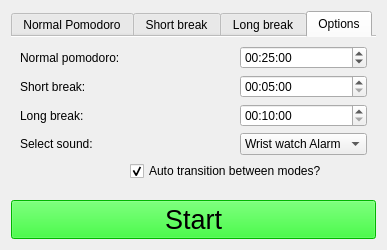
Qt form main_pomodoro.ui (mare5x/pomodoro) before a commit.
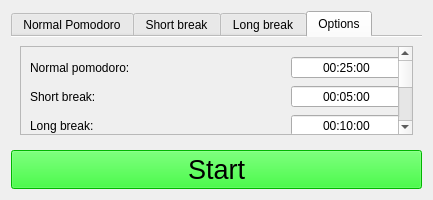
The same form after that commit. The open tabs and pages were chosen to show the change. Icons and pictures are not drawn.

Commit message: Changed options to use a scroll area. Connected options with code (timer notifications, minimize, delay).

The edit to the form file:
```diff
--- a/main_pomodoro.ui
+++ b/main_pomodoro.ui
@@ -9,10 +9,22 @@
    <rect>
     <x>0</x>
     <y>0</y>
-    <width>350</width>
-    <height>231</height>
+    <width>433</width>
+    <height>200</height>
    </rect>
   </property>
+  <property name="sizePolicy">
+   <sizepolicy hsizetype="Fixed" vsizetype="Fixed">
+    <horstretch>0</horstretch>
+    <verstretch>0</verstretch>
+   </sizepolicy>
+  </property>
+  <property name="minimumSize">
+   <size>
+    <width>433</width>
+    <height>200</height>
+   </size>
+  </property>
   <property name="windowTitle">
    <string>Simple Pomodoro</string>
   </property>
@@ -20,8 +32,23 @@
    <iconset resource="icons.qrc">
     <normaloff>:/Icons/tomato.png</normaloff>:/Icons/tomato.png</iconset>
   </property>
-  <layout class="QVBoxLayout" name="verticalLayout">
-   <item>
+  <layout class="QGridLayout" name="gridLayout_6">
+   <item row="2" column="0">
+    <widget class="QPushButton" name="timerButton">
+     <property name="font">
+      <font>
+       <pointsize>20</pointsize>
+      </font>
+     </property>
+     <property name="styleSheet">
+      <string notr="true">background-color: rgb(0, 255, 0);</string>
+     </property>
+     <property name="text">
+      <string>Start</string>
+     </property>
+    </widget>
+   </item>
+   <item row="1" column="0">
     <widget class="QTabWidget" name="tabWidget">
      <property name="currentIndex">
       <number>0</number>
@@ -121,25 +148,28 @@
        <string>Options</string>
       </attribute>
       <layout class="QGridLayout" name="gridLayout_5">
-       <item row="3" column="2">
-        <widget class="QTimeEdit" name="longTimeEdit">
-         <property name="time">
-          <time>
-           <hour>0</hour>
-           <minute>10</minute>
-           <second>0</second>
-          </time>
+       <item row="6" column="1">
+        <widget class="QScrollArea" name="optionsScrollArea">
+         <property name="horizontalScrollBarPolicy">
+          <enum>Qt::ScrollBarAlwaysOff</enum>
          </property>
-        </widget>
-       </item>
-       <item row="2" column="2">
-        <widget class="QTimeEdit" name="shortTimeEdit">
-         <property name="time">
-          <time>
-           <hour>0</hour>
-           <minute>5</minute>
-           <second>0</second>
-          </time>
+         <property name="widgetResizable">
+          <bool>true</bool>
+         </property>
+         <widget class="QWidget" name="scrollAreaWidgetContents">
+          <property name="geometry">
+           <rect>
+            <x>0</x>
+            <y>-140</y>
+            <width>378</width>
+            <height>234</height>
+           </rect>
+          </property>
+          <layout class="QGridLayout" name="gridLayout_7">
+           <item row="7" column="0">
+            <widget class="QLabel" name="label_4">
+             <property name="text">
+              <string>Select sound:</string>
          </property>
         </widget>
        </item>
@@ -157,35 +187,86 @@
          </property>
         </widget>
        </item>
-       <item row="1" column="2">
-        <widget class="QTimeEdit" name="normTimeEdit">
-         <property name="time">
-          <time>
-           <hour>0</hour>
-           <minute>25</minute>
-           <second>0</second>
-          </time>
-         </property>
-         <property name="currentSection">
-          <enum>QDateTimeEdit::MinuteSection</enum>
-         </property>
-        </widget>
-       </item>
-       <item row="3" column="0">
+           <item row="4" column="0">
         <widget class="QLabel" name="label_3">
          <property name="text">
           <string>Long break:</string>
          </property>
         </widget>
        </item>
-       <item row="4" column="0">
-        <widget class="QLabel" name="label_4">
+           <item row="11" column="0">
+            <widget class="QCheckBox" name="minimizeToTrayCheck">
          <property name="text">
-          <string>Select sound:</string>
-         </property>
-        </widget>
-       </item>
-       <item row="4" column="2">
+              <string>Minimize to tray</string>
+             </property>
+             <property name="checked">
+              <bool>true</bool>
+             </property>
+            </widget>
+           </item>
+           <item row="6" column="1">
+            <widget class="QTimeEdit" name="delayTime">
+             <property name="alignment">
+              <set>Qt::AlignCenter</set>
+             </property>
+             <property name="time">
+              <time>
+               <hour>0</hour>
+               <minute>0</minute>
+               <second>5</second>
+              </time>
+             </property>
+             <property name="currentSectionIndex">
+              <number>2</number>
+             </property>
+            </widget>
+           </item>
+           <item row="6" column="0">
+            <widget class="QLabel" name="label_5">
+             <property name="text">
+              <string>Set the delay between transitions:</string>
+             </property>
+            </widget>
+           </item>
+           <item row="12" column="0">
+            <widget class="QCheckBox" name="doneMinimizedCheck">
+             <property name="text">
+              <string>Show done notification when minimized</string>
+             </property>
+            </widget>
+           </item>
+           <item row="13" column="0">
+            <widget class="QCheckBox" name="doneNMinimizedCheck">
+             <property name="text">
+              <string>Show done notification when not minimized</string>
+             </property>
+            </widget>
+           </item>
+           <item row="10" column="0">
+            <widget class="QCheckBox" name="transitionCheckBox">
+             <property name="text">
+              <string>Auto transition between modes?</string>
+             </property>
+             <property name="checked">
+              <bool>true</bool>
+             </property>
+            </widget>
+           </item>
+           <item row="4" column="1">
+            <widget class="QTimeEdit" name="longTimeEdit">
+             <property name="alignment">
+              <set>Qt::AlignCenter</set>
+             </property>
+             <property name="time">
+              <time>
+               <hour>0</hour>
+               <minute>10</minute>
+               <second>0</second>
+              </time>
+             </property>
+            </widget>
+           </item>
+           <item row="7" column="1">
         <widget class="QComboBox" name="soundBox">
          <property name="minimumSize">
           <size>
@@ -230,33 +311,43 @@
          </item>
         </widget>
        </item>
-       <item row="5" column="1" colspan="2">
-        <widget class="QCheckBox" name="transitionCheckBox">
-         <property name="text">
-          <string>Auto transition between modes?</string>
-         </property>
-         <property name="checked">
-          <bool>true</bool>
-         </property>
-        </widget>
-       </item>
+           <item row="1" column="1">
+            <widget class="QTimeEdit" name="normTimeEdit">
+             <property name="alignment">
+              <set>Qt::AlignCenter</set>
+             </property>
+             <property name="time">
+              <time>
+               <hour>0</hour>
+               <minute>25</minute>
+               <second>0</second>
+              </time>
+             </property>
+             <property name="currentSection">
+              <enum>QDateTimeEdit::MinuteSection</enum>
+             </property>
+            </widget>
+           </item>
+           <item row="2" column="1">
+            <widget class="QTimeEdit" name="shortTimeEdit">
+             <property name="alignment">
+              <set>Qt::AlignCenter</set>
+             </property>
+             <property name="time">
+              <time>
+               <hour>0</hour>
+               <minute>5</minute>
+               <second>0</second>
+              </time>
+             </property>
+            </widget>
+           </item>
       </layout>
      </widget>
     </widget>
    </item>
-   <item>
-    <widget class="QPushButton" name="timerButton">
-     <property name="font">
-      <font>
-       <pointsize>20</pointsize>
-      </font>
-     </property>
-     <property name="styleSheet">
-      <string notr="true">background-color: rgb(0, 255, 0);</string>
-     </property>
-     <property name="text">
-      <string>Start</string>
-     </property>
+      </layout>
+     </widget>
     </widget>
    </item>
   </layout>
```
Left out of the diff: 7 changed lines with no effect on the pictures. Lines whose indentation alone changed are shown as unchanged. The commit also changes 3 other files.
